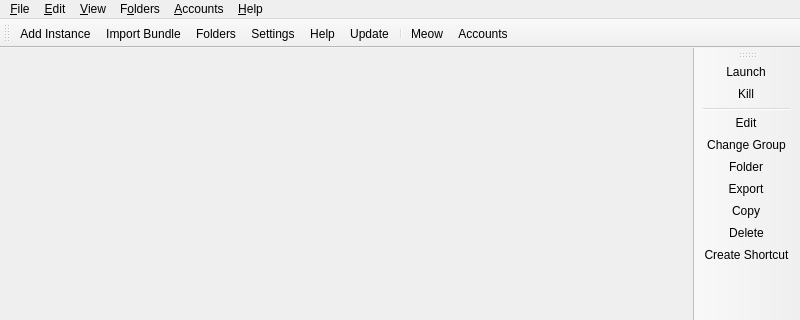
The window that launcher/ui/MainWindow.ui (Taksh-Biyani/NonInternetMinecraft) describes before a commit, drawn with Qt 5; both pictures show x 0 to 800 and y 0 to 320 of the 800 by 600 pixel window.
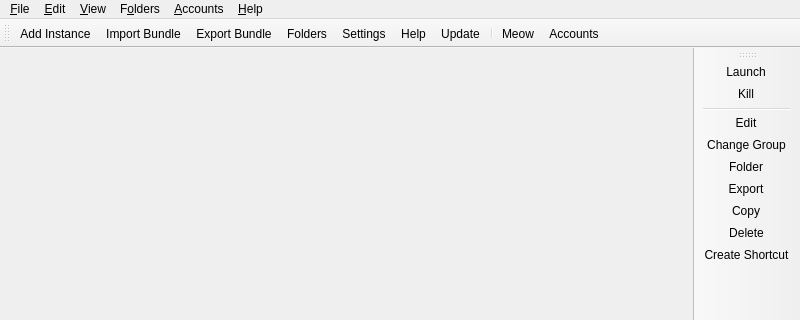
The same window after the commit. Icons and pictures are not drawn. Custom widgets are drawn as their Qt base class.

Commit message: fix(offline): Export Bundle button on the toolbar (the File menu only shows with the menu bar on)

```diff
--- a/launcher/ui/MainWindow.ui
+++ b/launcher/ui/MainWindow.ui
@@ -51,6 +51,7 @@
    </attribute>
    <addaction name="actionAddInstance"/>
    <addaction name="actionImportBundle"/>
+   <addaction name="actionExportBundle"/>
    <addaction name="actionFoldersButton"/>
    <addaction name="actionSettings"/>
    <addaction name="actionHelpButton"/>
@@ -312,7 +313,7 @@
     <iconset theme="export"/>
    </property>
    <property name="text">
-    <string>E&amp;xport Offline Bundle...</string>
+    <string>E&amp;xport Bundle...</string>
    </property>
    <property name="toolTip">
     <string>Make one file with Minecraft versions, mod loaders and Java for a computer without internet.</string>
```
